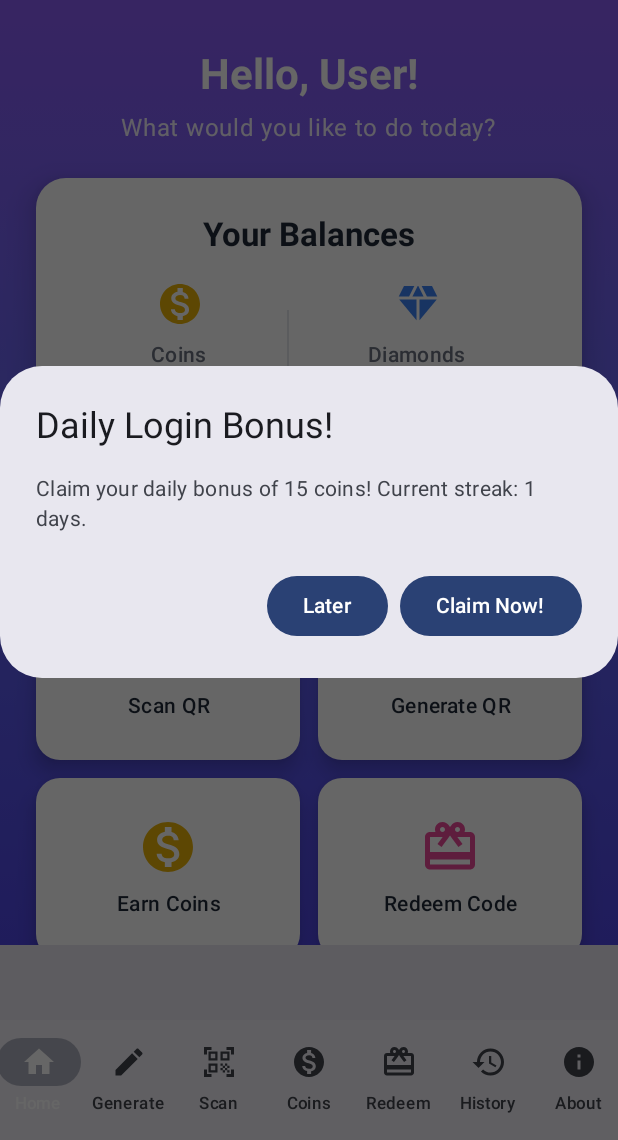
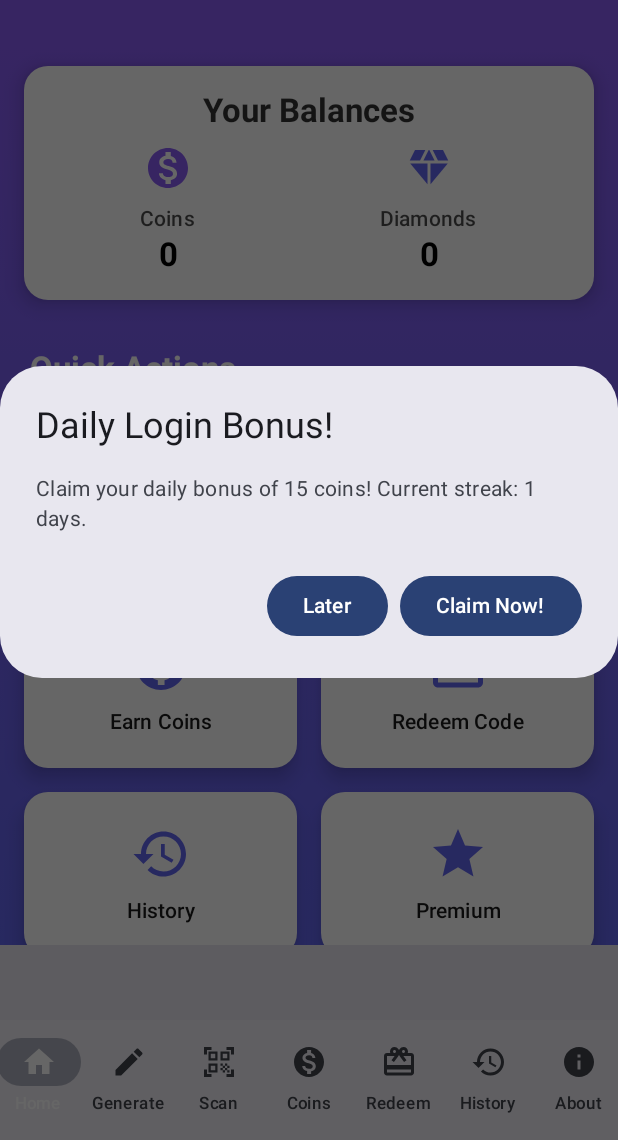
Before and after one commit to hul0/qrgenapp, an Android app built with Jetpack Compose: the screen it shows after launch (MainActivity), on a phone screen of 412 x 824 dp, the part 96-1236 px from its top. Run offline under Robolectric (Android 15) with nearby library versions, the phone set to English and light mode, and no system bars; our stand-ins replace AdMob; libraries missing offline, so code that uses them is left out: androidx.camera.core, androidx.camera.lifecycle, androidx.camera.view, com.google.mlkit.vision; pictures from the network do not load; 4 statements that could not run were skipped.

Commit message:
GOATed UI change by Gemini

```diff
--- a/app/src/main/java/com/hulo/qrgenapp/HomeScreen.kt
+++ b/app/src/main/java/com/hulo/qrgenapp/HomeScreen.kt
@@ -44,93 +44,62 @@ fun HomeScreen(
     nativeAd: NativeAd?, // Native Ad
     showNativeAd: Boolean // Control native ad visibility
 ) {
+    // Main container with a purple gradient background as per the UI reference
     Column(
         modifier = Modifier
             .fillMaxSize()
             .background(
                 brush = Brush.verticalGradient(
-                    colors = listOf(
-                        Color(0xFF8B5CF6),
-                        Color(0xFF6366F1),
-                        Color(0xFF4F46E5)
-                    )
+                    colors = listOf(Color(0xFF8B5CF6), Color(0xFF6366F1))
                 )
             )
             .verticalScroll(rememberScrollState())
-            .padding(horizontal = 16.dp),
+            .padding(16.dp), // Use generous 16dp padding
         horizontalAlignment = Alignment.CenterHorizontally,
         verticalArrangement = Arrangement.Top
     ) {
-        // Banner Ad at the top of the screen
-        if (showNativeAd) { // showNativeAd is true if not premium
+        if (showNativeAd) {
             Spacer(modifier = Modifier.height(8.dp))
         }
 
-        Spacer(modifier = Modifier.height(24.dp))
+        Spacer(modifier = Modifier.height(20.dp))
 
-        // Welcome Section
-        Text(
-            text = "Hello, User!",
-            style = MaterialTheme.typography.headlineMedium,
-            fontWeight = FontWeight.Bold,
-            color = Color.White,
-            modifier = Modifier.padding(bottom = 8.dp)
-        )
-
-        Text(
-            text = "What would you like to do today?",
-            style = MaterialTheme.typography.bodyLarge,
-            color = Color.White.copy(alpha = 0.9f),
-            modifier = Modifier.padding(bottom = 24.dp)
-        )
-
-        // Balance Card with modern styling
+        // Balance Card: Styled with a white background and elevation
         Card(
-            modifier = Modifier
-                .fillMaxWidth()
-                .padding(horizontal = 8.dp),
-            shape = RoundedCornerShape(20.dp),
-            colors = CardDefaults.cardColors(containerColor = Color.White),
-            elevation = CardDefaults.cardElevation(defaultElevation = 12.dp)
+            modifier = Modifier.fillMaxWidth(),
+            shape = RoundedCornerShape(16.dp), // Rounded corners
+            colors = CardDefaults.cardColors(containerColor = Color.White), // White card background
+            elevation = CardDefaults.cardElevation(defaultElevation = 8.dp) // Subtle shadow
         ) {
             Column(
                 modifier = Modifier
                     .fillMaxWidth()
-                    .padding(24.dp),
+                    .padding(16.dp), // Generous padding inside the card
                 horizontalAlignment = Alignment.CenterHorizontally,
-                verticalArrangement = Arrangement.spacedBy(16.dp)
+                verticalArrangement = Arrangement.spacedBy(8.dp)
             ) {
                 Text(
                     text = "Your Balances",
-                    style = MaterialTheme.typography.titleLarge,
+                    style = MaterialTheme.typography.titleLarge, // Larger title for hierarchy
                     fontWeight = FontWeight.Bold,
-                    color = Color(0xFF1F2937)
+                    color = Color.Black.copy(alpha = 0.8f) // Dark text for readability on white
                 )
-
                 Row(
                     modifier = Modifier.fillMaxWidth(),
-                    horizontalArrangement = Arrangement.SpaceEvenly,
+                    horizontalArrangement = Arrangement.SpaceAround,
                     verticalAlignment = Alignment.CenterVertically
                 ) {
                     BalanceItem(
                         icon = Icons.Default.MonetizationOn,
                         label = "Coins",
                         value = coinBalance.toString(),
-                        tint = Color(0xFFEAB308)
+                        tint = Color(0xFF8B5CF6) // Use a theme color for the icon
                     )
-
-                    Box(
-                        modifier = Modifier
-                            .width(1.dp)
-                            .height(60.dp)
-                            .background(Color(0xFFE5E7EB))
-                    )
-
                     BalanceItem(
                         icon = Icons.Default.Diamond,
                         label = "Diamonds",
                         value = diamondBalance.toString(),
-                        tint = Color(0xFF3B82F6)
+                        tint = Color(0xFF6366F1) // Use a theme color for the icon
                     )
                 }
             }
@@ -138,131 +107,107 @@ fun HomeScreen(
 
         Spacer(modifier = Modifier.height(32.dp))
 
-        // Quick Actions Section
+        // Quick Actions Title
         Text(
             text = "Quick Actions",
             style = MaterialTheme.typography.titleLarge,
             fontWeight = FontWeight.Bold,
-            color = Color.White,
+            color = Color.White, // White text on gradient background
             modifier = Modifier
                 .fillMaxWidth()
-                .padding(start = 8.dp, bottom = 16.dp)
+                .padding(start = 4.dp, bottom = 16.dp)
         )
 
-        // Action buttons in a 2x3 grid
+        // Grid of Quick Action Buttons
         Column(
-            modifier = Modifier
-                .fillMaxWidth()
-                .padding(horizontal = 8.dp),
-            verticalArrangement = Arrangement.spacedBy(12.dp)
+            modifier = Modifier.fillMaxWidth(),
+            verticalArrangement = Arrangement.spacedBy(16.dp) // Spacing between rows
         ) {
             Row(
                 modifier = Modifier.fillMaxWidth(),
-                horizontalArrangement = Arrangement.spacedBy(12.dp)
+                horizontalArrangement = Arrangement.spacedBy(16.dp) // Spacing between buttons
             ) {
                 QuickActionButton(
                     icon = Icons.Default.QrCodeScanner,
                     label = "Scan QR",
                     onClick = onNavigateToScan,
-                    modifier = Modifier.weight(1f),
-                    backgroundColor = Color.White,
-                    iconColor = Color(0xFF10B981)
+                    modifier = Modifier.weight(1f)
                 )
                 QuickActionButton(
                     icon = Icons.Default.Create,
                     label = "Generate QR",
                     onClick = onNavigateToGenerate,
-                    modifier = Modifier.weight(1f),
-                    backgroundColor = Color.White,
-                    iconColor = Color(0xFF6366F1)
+                    modifier = Modifier.weight(1f)
                 )
             }
-
             Row(
                 modifier = Modifier.fillMaxWidth(),
-                horizontalArrangement = Arrangement.spacedBy(12.dp)
+                horizontalArrangement = Arrangement.spacedBy(16.dp)
             ) {
                 QuickActionButton(
                     icon = Icons.Default.MonetizationOn,
                     label = "Earn Coins",
                     onClick = onNavigateToGainCoins,
-                    modifier = Modifier.weight(1f),
-                    backgroundColor = Color.White,
-                    iconColor = Color(0xFFEAB308)
+                    modifier = Modifier.weight(1f)
                 )
                 QuickActionButton(
                     icon = Icons.Default.CardGiftcard,
                     label = "Redeem Code",
                     onClick = onNavigateToRedeem,
-                    modifier = Modifier.weight(1f),
-                    backgroundColor = Color.White,
-                    iconColor = Color(0xFFEC4899)
+                    modifier = Modifier.weight(1f)
                 )
             }
-
             Row(
                 modifier = Modifier.fillMaxWidth(),
-                horizontalArrangement = Arrangement.spacedBy(12.dp)
+                horizontalArrangement = Arrangement.spacedBy(16.dp)
             ) {
                 QuickActionButton(
                     icon = Icons.Default.History,
                     label = "History",
                     onClick = onNavigateToHistory,
-                    modifier = Modifier.weight(1f),
-                    backgroundColor = Color.White,
-                    iconColor = Color(0xFF8B5CF6)
+                    modifier = Modifier.weight(1f)
                 )
                 QuickActionButton(
                     icon = Icons.Default.Star,
                     label = "Premium",
                     onClick = onNavigateToPremium,
-                    modifier = Modifier.weight(1f),
-                    backgroundColor = Color(0xFFFFD700),
-                    iconColor = Color(0xFFB45309)
+                    modifier = Modifier.weight(1f)
                 )
             }
         }
 
-        Spacer(modifier = Modifier.height(32.dp))
+        Spacer(modifier = Modifier.height(24.dp))
 
         // Native Ad Section
         NativeAdViewComposable(
             nativeAd = nativeAd,
             showAd = showNativeAd
         )
-
-        Spacer(modifier = Modifier.height(24.dp))
+        Spacer(modifier = Modifier.height(16.dp))
     }
 }
 
 @Composable
-fun BalanceItem(
-    icon: ImageVector,
-    label: String,
-    value: String,
-    tint: Color
-) {
-    Column(
-        horizontalAlignment = Alignment.CenterHorizontally,
-        verticalArrangement = Arrangement.spacedBy(8.dp)
-    ) {
+fun BalanceItem(icon: ImageVector, label: String, value: String, tint: Color) {
+    Column(horizontalAlignment = Alignment.CenterHorizontally) {
         Icon(
             imageVector = icon,
             contentDescription = label,
-            modifier = Modifier.size(32.dp),
+            modifier = Modifier.size(32.dp), // Slightly larger icon
             tint = tint
         )
+        Spacer(modifier = Modifier.height(8.dp))
         Text(
             text = label,
-            style = MaterialTheme.typography.bodyMedium,
-            color = Color(0xFF6B7280),
-            fontWeight = FontWeight.Medium
+            style = MaterialTheme.typography.labelLarge, // Larger label
+            fontWeight = FontWeight.Medium,
+            color = Color.Black.copy(alpha = 0.7f) // Dark, readable text
         )
         Text(
             text = value,
-            style = MaterialTheme.typography.headlineSmall,
+            style = MaterialTheme.typography.titleLarge,
             fontWeight = FontWeight.Bold,
-            color = Color(0xFF1F2937)
+            color = Color.Black // Dark, readable text
         )
     }
 }
@@ -272,41 +217,38 @@ fun QuickActionButton(
     icon: ImageVector,
     label: String,
     onClick: () -> Unit,
-    modifier: Modifier = Modifier,
-    backgroundColor: Color = Color.White,
-    iconColor: Color = Color(0xFF6366F1)
+    modifier: Modifier = Modifier
 ) {
+    // Styled as a white card with elevation, matching the reference design
     Card(
-        modifier = modifier
-            .height(120.dp)
-            .fillMaxWidth(),
+        modifier = modifier.height(110.dp), // Adjusted height
         shape = RoundedCornerShape(16.dp),
-        colors = CardDefaults.cardColors(containerColor = backgroundColor),
+        colors = CardDefaults.cardColors(containerColor = Color.White),
         elevation = CardDefaults.cardElevation(defaultElevation = 8.dp)
     ) {
         TextButton(
             onClick = onClick,
             modifier = Modifier.fillMaxSize(),
-            contentPadding = PaddingValues(16.dp)
+            shape = RoundedCornerShape(16.dp),
+            contentPadding = PaddingValues(8.dp)
         ) {
             Column(
                 horizontalAlignment = Alignment.CenterHorizontally,
-                verticalArrangement = Arrangement.Center,
-                modifier = Modifier.fillMaxSize()
+                verticalArrangement = Arrangement.Center
             ) {
                 Icon(
                     imageVector = icon,
                     contentDescription = label,
                     modifier = Modifier.size(40.dp),
-                    tint = iconColor
+                    tint = Color(0xFF6366F1) // Use a theme color for the icon
                 )
-                Spacer(modifier = Modifier.height(8.dp))
+                Spacer(modifier = Modifier.height(8.dp)) // 8dp spacing between elements
                 Text(
                     text = label,
-                    style = MaterialTheme.typography.bodyMedium,
+                    style = MaterialTheme.typography.labelLarge,
                     fontWeight = FontWeight.SemiBold,
                     textAlign = TextAlign.Center,
-                    color = Color(0xFF1F2937)
+                    color = Color.Black.copy(alpha = 0.9f) // Dark, readable text
                 )
             }
         }
```
